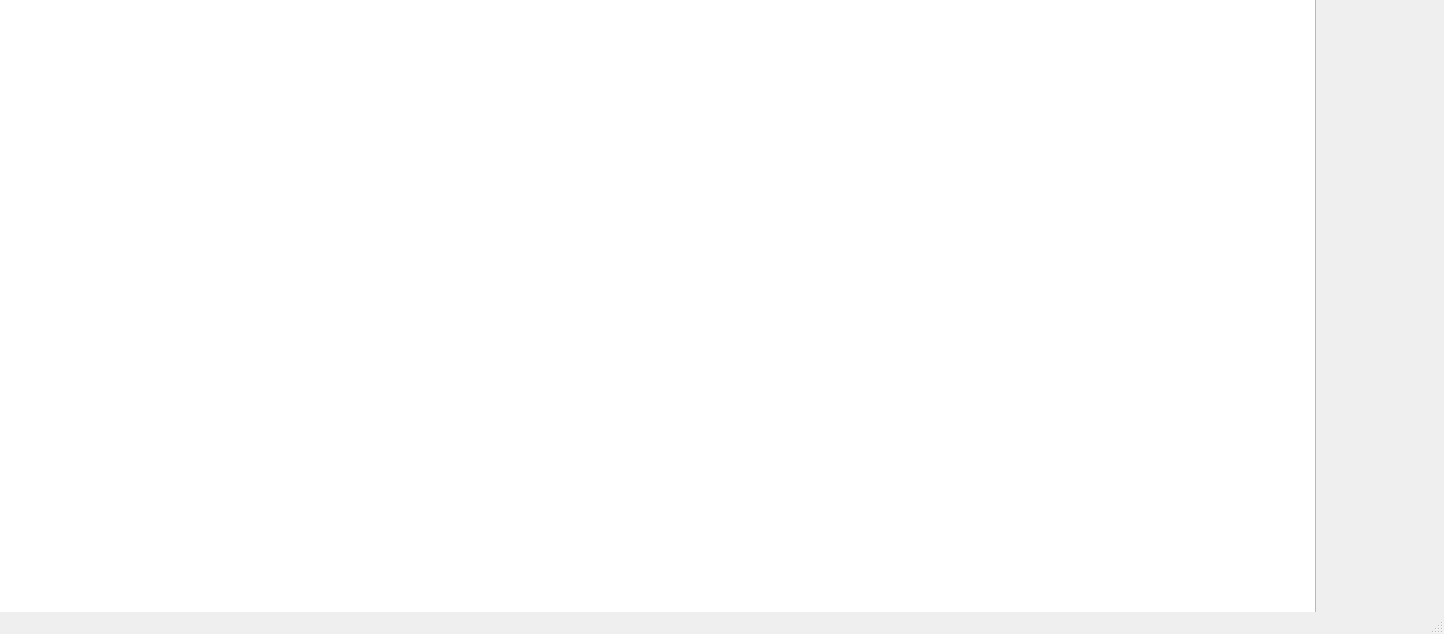
Before: the Qt Designer form mainwindow.ui in jose19990705/proyecto-final-informatica-2, drawn with Qt 5.
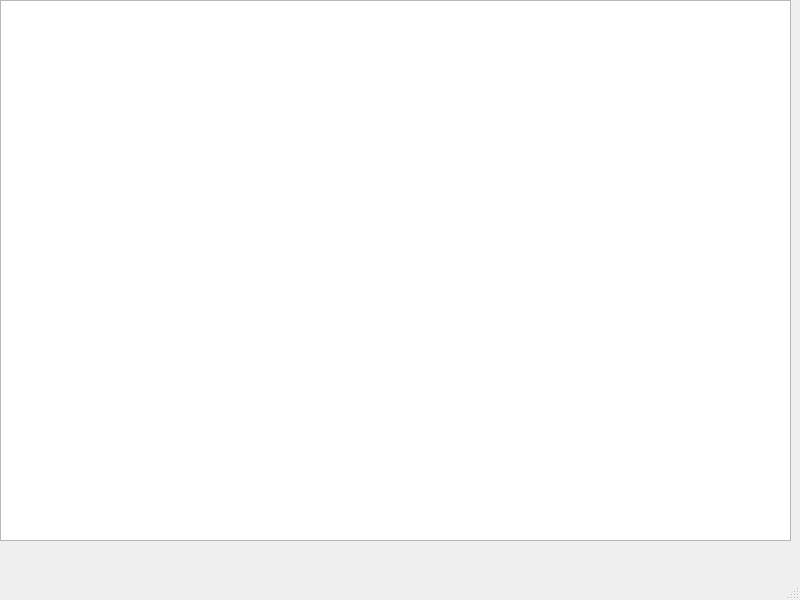
After: the same form once the commit is applied.

```diff
--- a/mainwindow.ui
+++ b/mainwindow.ui
@@ -6,8 +6,8 @@
    <rect>
     <x>0</x>
     <y>0</y>
-    <width>1444</width>
-    <height>634</height>
+    <width>800</width>
+    <height>600</height>
    </rect>
   </property>
   <property name="windowTitle">
@@ -17,10 +17,10 @@
    <widget class="QGraphicsView" name="escenario">
     <property name="geometry">
      <rect>
-      <x>-5</x>
-      <y>-9</y>
-      <width>1321</width>
-      <height>631</height>
+      <x>0</x>
+      <y>0</y>
+      <width>791</width>
+      <height>541</height>
      </rect>
     </property>
    </widget>
```
Left out of the diff: 4 changed lines with no effect on the pictures.
